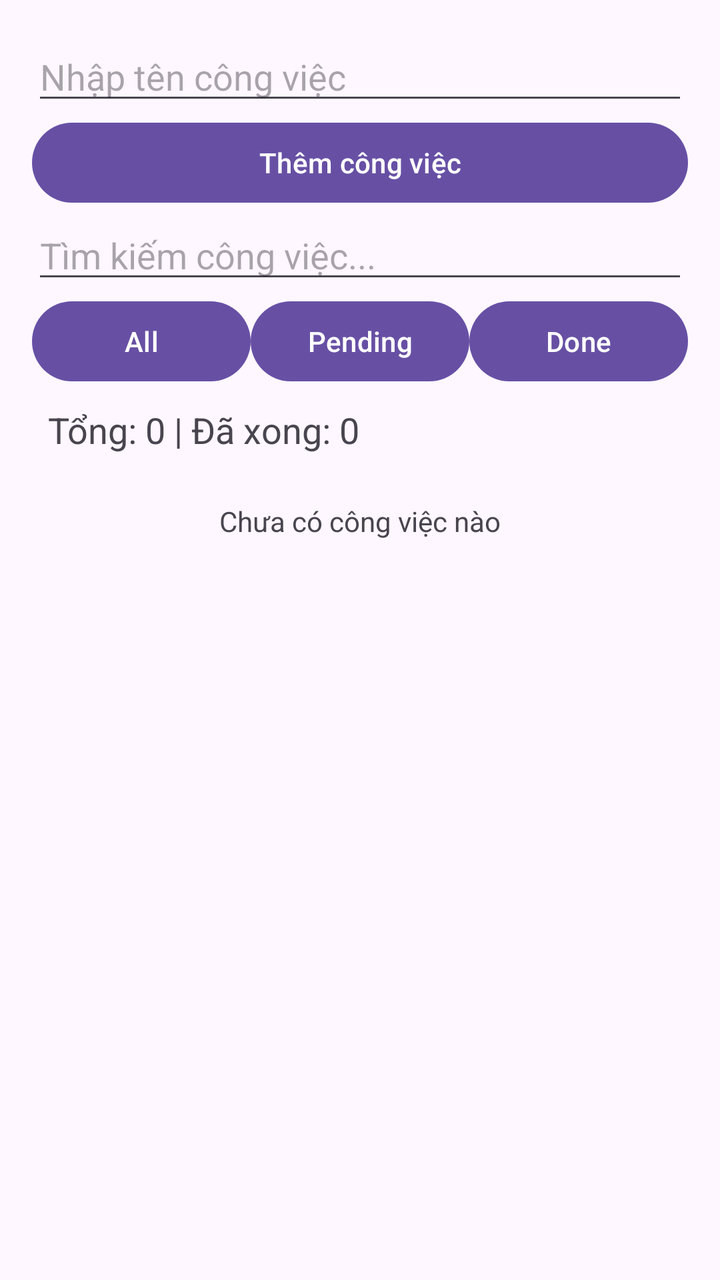
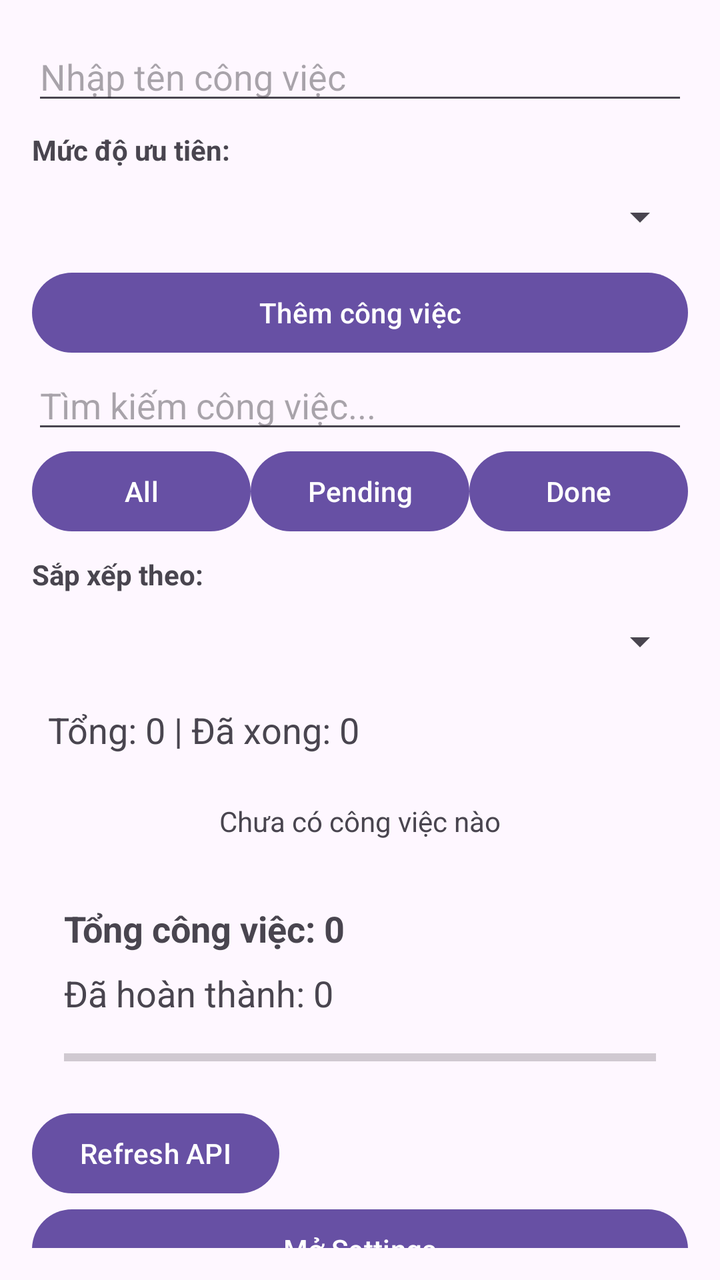

Two renders of the same Android screen: before a commit and after it. Below are the layout's source before the change and the commit's diff.
<!-- AndroidManifest.xml: application theme Theme.TaskFlowTraining -->
<!-- res/layout/fragment_task_list.xml -->
<?xml version="1.0" encoding="utf-8"?>
<LinearLayout xmlns:android="http://schemas.android.com/apk/res/android"
    android:layout_width="match_parent"
    android:layout_height="match_parent"
    android:orientation="vertical"
    android:padding="16dp">

    
    <EditText
        android:id="@+id/etTitle"
        android:layout_width="match_parent"
        android:layout_height="wrap_content"
        android:hint="Nhập tên công việc"
        android:inputType="textCapSentences" />

    
    <Button
        android:id="@+id/btnAdd"
        android:layout_width="match_parent"
        android:layout_height="wrap_content"
        android:text="Thêm công việc" />


    
    <EditText
        android:id="@+id/etSearch"
        android:layout_width="match_parent"
        android:layout_height="wrap_content"
        android:hint="Tìm kiếm công việc..."
        android:inputType="text" />

    
    <LinearLayout
        android:layout_width="match_parent"
        android:layout_height="wrap_content"
        android:orientation="horizontal">

        <Button
            android:id="@+id/btnAll"
            android:layout_width="0dp"
            android:layout_height="wrap_content"
            android:layout_weight="1"
            android:text="All" />

        <Button
            android:id="@+id/btnPending"
            android:layout_width="0dp"
            android:layout_height="wrap_content"
            android:layout_weight="1"
            android:text="Pending" />

        <Button
            android:id="@+id/btnDone"
            android:layout_width="0dp"
            android:layout_height="wrap_content"
            android:layout_weight="1"
            android:text="Done" />

    </LinearLayout>

    
    <TextView
        android:id="@+id/tvStats"
        android:layout_width="match_parent"
        android:layout_height="wrap_content"
        android:text="Tổng: 0 | Đã xong: 0"
        android:textSize="18sp"
        android:padding="8dp" />

    
    <TextView
        android:id="@+id/tvEmpty"
        android:layout_width="match_parent"
        android:layout_height="wrap_content"
        android:text="Chưa có công việc nào"
        android:gravity="center"
        android:padding="16dp" />

    
    <androidx.recyclerview.widget.RecyclerView
        android:id="@+id/recyclerView"
        android:layout_width="match_parent"
        android:layout_height="0dp"
        android:layout_weight="1" />

</LinearLayout>
<!-- resources referenced by this layout -->
<resources>
  <style name="Theme.TaskFlowTraining" parent="Base.Theme.TaskFlowTraining" />
  <style name="Base.Theme.TaskFlowTraining" parent="Theme.Material3.DayNight.NoActionBar">
          
          
      </style>
</resources>

<!-- the commit's change to res/layout/fragment_task_list.xml (unified diff, before → after) -->
@@ -1,5 +1,6 @@
 <?xml version="1.0" encoding="utf-8"?>
-<LinearLayout xmlns:android="http://schemas.android.com/apk/res/android"
+<LinearLayout
+    xmlns:android="http://schemas.android.com/apk/res/android"
     android:layout_width="match_parent"
     android:layout_height="match_parent"
     android:orientation="vertical"
@@ -14,12 +15,25 @@
         android:inputType="textCapSentences" />
 
     
+    <TextView
+        android:layout_width="match_parent"
+        android:layout_height="wrap_content"
+        android:text="Mức độ ưu tiên:"
+        android:textStyle="bold"
+        android:paddingTop="8dp" />
+
+    <Spinner
+        android:id="@+id/spPriority"
+        android:layout_width="match_parent"
+        android:layout_height="48dp"
+        android:contentDescription="Chọn mức độ ưu tiên" />
+
+    
     <Button
         android:id="@+id/btnAdd"
         android:layout_width="match_parent"
         android:layout_height="wrap_content"
         android:text="Thêm công việc" />
-
 
     
     <EditText
@@ -60,6 +74,20 @@
 
     
     <TextView
+        android:layout_width="match_parent"
+        android:layout_height="wrap_content"
+        android:text="Sắp xếp theo:"
+        android:textStyle="bold"
+        android:paddingTop="8dp" />
+
+    <Spinner
+        android:id="@+id/spSort"
+        android:layout_width="match_parent"
+        android:layout_height="48dp"
+        android:contentDescription="Sắp xếp công việc" />
+
+    
+    <TextView
         android:id="@+id/tvStats"
         android:layout_width="match_parent"
         android:layout_height="wrap_content"
@@ -76,6 +104,45 @@
         android:gravity="center"
         android:padding="16dp" />
 
+    <LinearLayout
+        android:layout_width="match_parent"
+        android:layout_height="wrap_content"
+        android:orientation="vertical"
+        android:padding="16dp">
+
+        <TextView
+            android:id="@+id/tvTotalTasks"
+            android:layout_width="match_parent"
+            android:layout_height="wrap_content"
+            android:text="Tổng công việc: 0"
+            android:textSize="18sp"
+            android:textStyle="bold" />
+
+        <TextView
+            android:id="@+id/tvCompletedTasks"
+            android:layout_width="match_parent"
+            android:layout_height="wrap_content"
+            android:layout_marginTop="8dp"
+            android:text="Đã hoàn thành: 0"
+            android:textSize="18sp" />
+
+        <ProgressBar
+            android:id="@+id/progressTasks"
+            style="?android:attr/progressBarStyleHorizontal"
+            android:layout_width="match_parent"
+            android:layout_height="wrap_content"
+            android:layout_marginTop="12dp"
+            android:max="100"
+            android:progress="0" />
+
+    </LinearLayout>
+
+    <Button
+        android:id="@+id/btnRefreshRemote"
+        android:layout_width="wrap_content"
+        android:layout_height="wrap_content"
+        android:text="Refresh API" />
+
     
     <androidx.recyclerview.widget.RecyclerView
         android:id="@+id/recyclerView"
@@ -83,4 +150,11 @@
         android:layout_height="0dp"
         android:layout_weight="1" />
 
+    
+    <Button
+        android:id="@+id/btnSettings"
+        android:layout_width="match_parent"
+        android:layout_height="wrap_content"
+        android:text="Mở Settings" />
+
 </LinearLayout>
